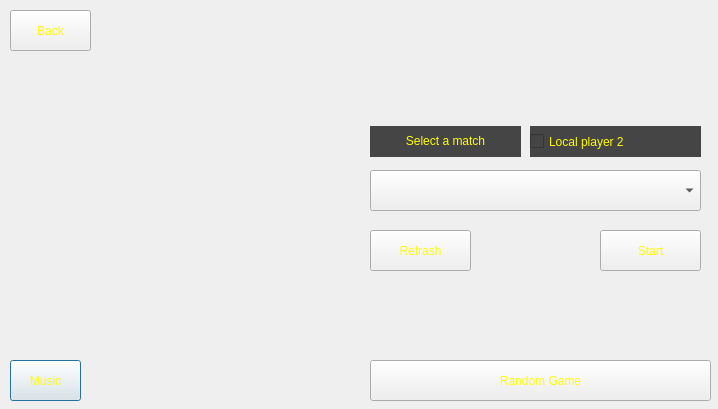
First picture: the form in client_gui/joingame.ui, repository Igris-1/tp_final_taller_g13, before the edit.
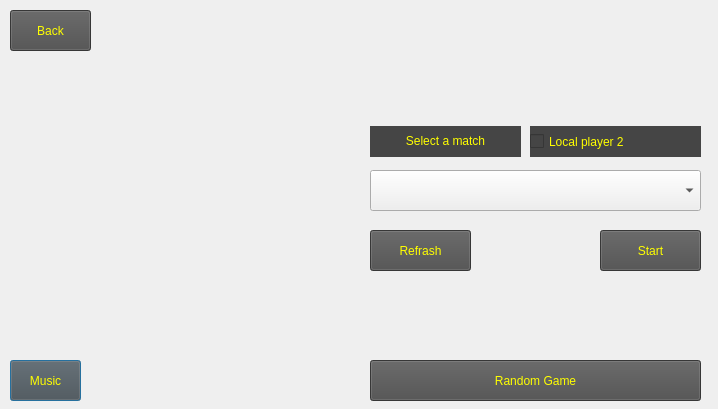
Second picture: the form after the edit. Icons and pictures are not drawn.

Commit message: Arregle una ventana de qt

```diff
--- a/client_gui/joingame.ui
+++ b/client_gui/joingame.ui
@@ -74,6 +74,7 @@
    <property name="styleSheet">
     <string notr="true">font: 81 13pt &quot;Noto Rashi Hebrew ExtBd&quot;;
 color: rgb(255, 255, 0);
+background-color: rgb(77, 77, 77);
 background-image: transparent;
 border-image: transparent;</string>
    </property>
@@ -93,6 +94,7 @@
    <property name="styleSheet">
     <string notr="true">font: 81 14pt &quot;Noto Rashi Hebrew ExtBd&quot;;
 color: rgb(255, 255, 0);
+background-color: rgb(77, 77, 77);
 background-image: transparent;
 border-image: transparent;</string>
    </property>
@@ -132,6 +134,7 @@
    <property name="styleSheet">
     <string notr="true">font: 81 14pt &quot;Noto Rashi Hebrew ExtBd&quot;;
 color: rgb(255, 255, 0);
+background-color: rgb(77, 77, 77);
 background-image: transparent;
 border-image: transparent;</string>
    </property>
@@ -151,6 +154,7 @@
    <property name="styleSheet">
     <string notr="true">font: 81 14pt &quot;Noto Rashi Hebrew ExtBd&quot;;
 color: rgb(255, 255, 0);
+background-color: rgb(77, 77, 77);
 background-image: transparent;
 border-image: transparent;</string>
    </property>
@@ -163,13 +167,14 @@
     <rect>
      <x>370</x>
      <y>360</y>
-     <width>341</width>
+     <width>331</width>
      <height>41</height>
     </rect>
    </property>
    <property name="styleSheet">
     <string notr="true">font: 81 14pt &quot;Noto Rashi Hebrew ExtBd&quot;;
 color: rgb(255, 255, 0);
+background-color: rgb(77, 77, 77);
 background-image: transparent;
 border-image: transparent;</string>
    </property>
```
The commit also changes 1 other file.
